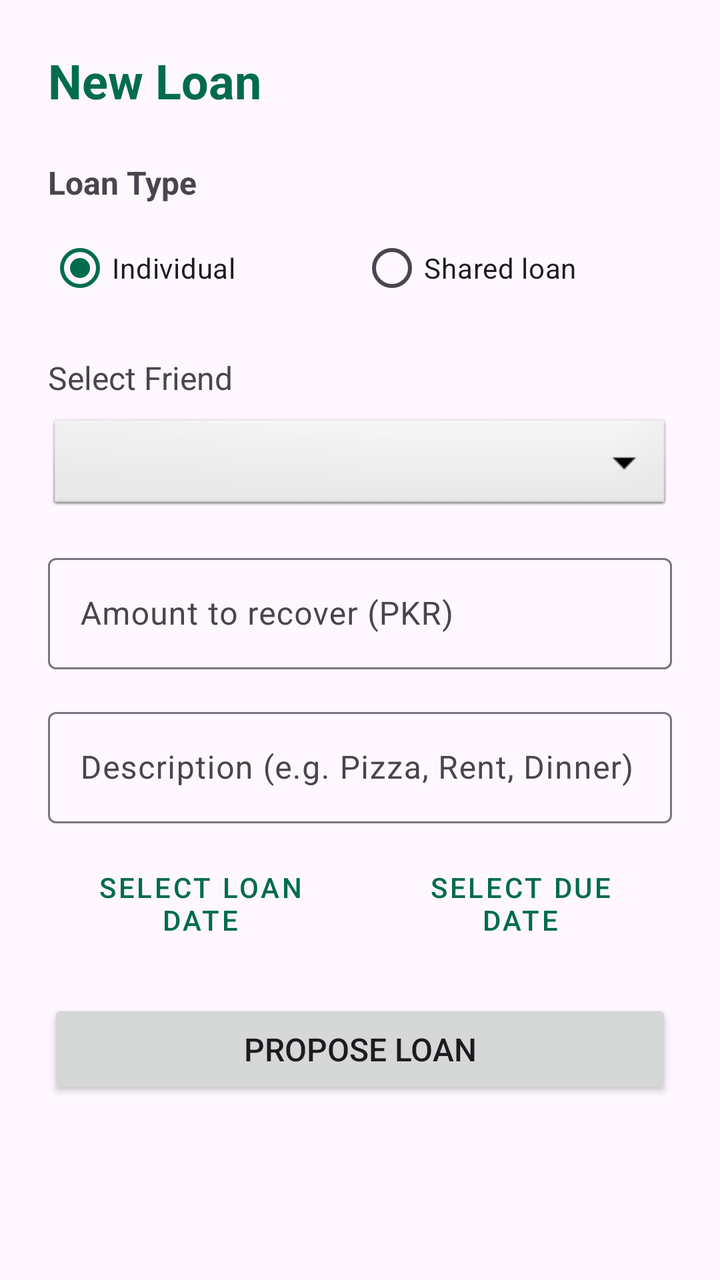
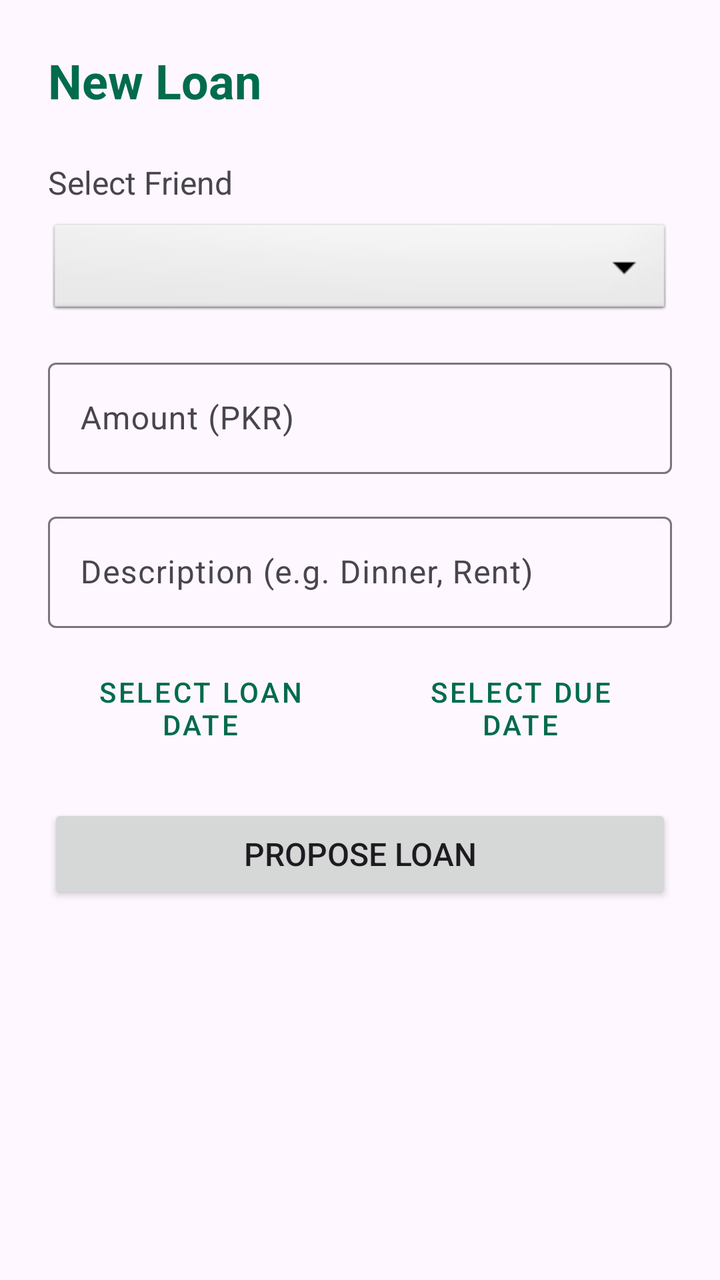

Screens rendered from an Android XML layout before and after an edit, with the pre-edit source and the edit as a unified diff.
<!-- AndroidManifest.xml: application theme Theme.QarzApp -->
<!-- res/layout/activity_add_loan.xml -->
<?xml version="1.0" encoding="utf-8"?>
<ScrollView xmlns:android="http://schemas.android.com/apk/res/android"
    xmlns:app="http://schemas.android.com/apk/res-auto"
    android:layout_width="match_parent"
    android:layout_height="match_parent"
    android:background="?attr/colorSurface">

    <LinearLayout
        android:layout_width="match_parent"
        android:layout_height="wrap_content"
        android:orientation="vertical"
        android:padding="24dp">

        <TextView
            android:layout_width="wrap_content"
            android:layout_height="wrap_content"
            android:text="New Loan"
            android:textSize="24sp"
            android:textStyle="bold"
            android:layout_marginBottom="24dp"
            android:textColor="?attr/colorPrimary"/>

        <TextView
            android:layout_width="wrap_content"
            android:layout_height="wrap_content"
            android:text="Loan Type"
            android:textSize="16sp"
            android:textStyle="bold"
            android:layout_marginBottom="8dp"/>

        <RadioGroup
            android:layout_width="match_parent"
            android:layout_height="wrap_content"
            android:orientation="horizontal"
            android:layout_marginBottom="20dp">

            <RadioButton
                android:id="@+id/rbIndividualLoan"
                android:layout_width="0dp"
                android:layout_height="wrap_content"
                android:layout_weight="1"
                android:checked="true"
                android:text="Individual" />

            <RadioButton
                android:id="@+id/rbSharedLoan"
                android:layout_width="0dp"
                android:layout_height="wrap_content"
                android:layout_weight="1"
                android:text="Shared loan" />
        </RadioGroup>

        <TextView
            android:id="@+id/tvFriendLabel"
            android:layout_width="wrap_content"
            android:layout_height="wrap_content"
            android:text="Select Friend"
            android:textSize="16sp"
            android:layout_marginBottom="8dp"/>

        <Spinner
            android:id="@+id/spinnerFriends"
            android:layout_width="match_parent"
            android:layout_height="50dp"
            android:layout_marginBottom="16dp"
            android:background="@android:drawable/btn_dropdown"/>

        <LinearLayout
            android:id="@+id/layoutSharedLoan"
            android:layout_width="match_parent"
            android:layout_height="wrap_content"
            android:orientation="vertical"
            android:visibility="gone"
            android:layout_marginBottom="16dp">

            <com.google.android.material.button.MaterialButton
                android:id="@+id/btnSelectSharedFriends"
                style="@style/Widget.MaterialComponents.Button.OutlinedButton"
                android:layout_width="match_parent"
                android:layout_height="wrap_content"
                android:text="Select friends for shared loan"
                app:icon="@android:drawable/ic_menu_agenda"
                app:iconGravity="textStart" />

            <TextView
                android:id="@+id/tvSharedSelectionSummary"
                android:layout_width="match_parent"
                android:layout_height="wrap_content"
                android:layout_marginTop="8dp"
                android:text="No friends selected yet."
                android:textColor="#666666"
                android:textSize="14sp" />

            <TextView
                android:id="@+id/tvSharedHint"
                android:layout_width="match_parent"
                android:layout_height="wrap_content"
                android:layout_marginTop="8dp"
                android:text="The amount you enter below will be divided equally across the selected friends."
                android:textColor="#666666"
                android:textSize="13sp" />
        </LinearLayout>

        <com.google.android.material.textfield.TextInputLayout
            android:layout_width="match_parent"
            android:layout_height="wrap_content"
            android:layout_marginBottom="16dp">
            <com.google.android.material.textfield.TextInputEditText
                android:id="@+id/etLoanAmount"
                android:layout_width="match_parent"
                android:layout_height="wrap_content"
                android:hint="Amount to recover (PKR)"
                android:inputType="numberDecimal"/>
        </com.google.android.material.textfield.TextInputLayout>

        <com.google.android.material.textfield.TextInputLayout
            android:layout_width="match_parent"
            android:layout_height="wrap_content"
            android:layout_marginBottom="16dp">
            <com.google.android.material.textfield.TextInputEditText
                android:id="@+id/etLoanDescription"
                android:layout_width="match_parent"
                android:layout_height="wrap_content"
                android:hint="Description (e.g. Pizza, Rent, Dinner)"
                android:inputType="text"/>
        </com.google.android.material.textfield.TextInputLayout>

        <LinearLayout
            android:layout_width="match_parent"
            android:layout_height="wrap_content"
            android:orientation="horizontal"
            android:weightSum="2"
            android:layout_marginBottom="24dp">

            <Button
                android:id="@+id/btnSelectLoanDate"
                style="@style/Widget.MaterialComponents.Button.OutlinedButton"
                android:layout_width="0dp"
                android:layout_height="wrap_content"
                android:layout_weight="1"
                android:layout_marginEnd="4dp"
                android:text="Select Loan Date" />

            <Button
                android:id="@+id/btnSelectDueDate"
                style="@style/Widget.MaterialComponents.Button.OutlinedButton"
                android:layout_width="0dp"
                android:layout_height="wrap_content"
                android:layout_weight="1"
                android:layout_marginStart="4dp"
                android:text="Select Due Date" />
        </LinearLayout>

        <Button
            android:id="@+id/btnSaveLoan"
            android:layout_width="match_parent"
            android:layout_height="50dp"
            android:text="Propose Loan"
            android:textSize="16sp"/>
    </LinearLayout>

</ScrollView>
<!-- resources referenced by this layout -->
<resources>
  <style name="Theme.QarzApp" parent="Base.Theme.QarzApp" />
  <style name="Base.Theme.QarzApp" parent="Theme.Material3.DayNight.NoActionBar">
          
          <item name="colorPrimary">@color/md_theme_primary</item>
          <item name="colorOnPrimary">@color/md_theme_onPrimary</item>
          <item name="colorSecondary">@color/md_theme_secondary</item>
          <item name="colorOnSecondary">@color/md_theme_onSecondary</item>
          <item name="android:windowBackground">@color/md_theme_background</item>
          <item name="android:statusBarColor">?attr/colorPrimary</item>
      </style>
  <color name="md_theme_primary">#006C4C</color>
  <color name="md_theme_onPrimary">#FFFFFF</color>
  <color name="md_theme_secondary">#4D6357</color>
  <color name="md_theme_onSecondary">#FFFFFF</color>
  <color name="md_theme_background">#FBFDF9</color>
</resources>

<!-- the commit's change to res/layout/activity_add_loan.xml (unified diff, before → after) -->
@@ -1,162 +1,89 @@
 <?xml version="1.0" encoding="utf-8"?>
-<ScrollView xmlns:android="http://schemas.android.com/apk/res/android"
-    xmlns:app="http://schemas.android.com/apk/res-auto"
+<LinearLayout xmlns:android="http://schemas.android.com/apk/res/android"
     android:layout_width="match_parent"
     android:layout_height="match_parent"
+    android:orientation="vertical"
+    android:padding="24dp"
     android:background="?attr/colorSurface">
+
+    <TextView
+        android:layout_width="wrap_content"
+        android:layout_height="wrap_content"
+        android:text="New Loan"
+        android:textSize="24sp"
+        android:textStyle="bold"
+        android:layout_marginBottom="24dp"
+        android:textColor="?attr/colorPrimary"/>
+
+    <TextView
+        android:layout_width="wrap_content"
+        android:layout_height="wrap_content"
+        android:text="Select Friend"
+        android:textSize="16sp"
+        android:layout_marginBottom="8dp"/>
+
+    <Spinner
+        android:id="@+id/spinnerFriends"
+        android:layout_width="match_parent"
+        android:layout_height="50dp"
+        android:layout_marginBottom="16dp"
+        android:background="@android:drawable/btn_dropdown"/>
+
+    <com.google.android.material.textfield.TextInputLayout
+        android:layout_width="match_parent"
+        android:layout_height="wrap_content"
+        android:layout_marginBottom="16dp">
+        <com.google.android.material.textfield.TextInputEditText
+            android:id="@+id/etLoanAmount"
+            android:layout_width="match_parent"
+            android:layout_height="wrap_content"
+            android:hint="Amount (PKR)"
+            android:inputType="numberDecimal"/>
+    </com.google.android.material.textfield.TextInputLayout>
+
+    <com.google.android.material.textfield.TextInputLayout
+        android:layout_width="match_parent"
+        android:layout_height="wrap_content"
+        android:layout_marginBottom="16dp">
+        <com.google.android.material.textfield.TextInputEditText
+            android:id="@+id/etLoanDescription"
+            android:layout_width="match_parent"
+            android:layout_height="wrap_content"
+            android:hint="Description (e.g. Dinner, Rent)"
+            android:inputType="text"/>
+    </com.google.android.material.textfield.TextInputLayout>
 
     <LinearLayout
         android:layout_width="match_parent"
         android:layout_height="wrap_content"
-        android:orientation="vertical"
-        android:padding="24dp">
-
-        <TextView
-            android:layout_width="wrap_content"
-            android:layout_height="wrap_content"
-            android:text="New Loan"
-            android:textSize="24sp"
-            android:textStyle="bold"
-            android:layout_marginBottom="24dp"
-            android:textColor="?attr/colorPrimary"/>
-
-        <TextView
-            android:layout_width="wrap_content"
-            android:layout_height="wrap_content"
-            android:text="Loan Type"
-            android:textSize="16sp"
-            android:textStyle="bold"
-            android:layout_marginBottom="8dp"/>
-
-        <RadioGroup
-            android:layout_width="match_parent"
-            android:layout_height="wrap_content"
-            android:orientation="horizontal"
-            android:layout_marginBottom="20dp">
-
-            <RadioButton
-                android:id="@+id/rbIndividualLoan"
-                android:layout_width="0dp"
-                android:layout_height="wrap_content"
-                android:layout_weight="1"
-                android:checked="true"
-                android:text="Individual" />
-
-            <RadioButton
-                android:id="@+id/rbSharedLoan"
-                android:layout_width="0dp"
-                android:layout_height="wrap_content"
-                android:layout_weight="1"
-                android:text="Shared loan" />
-        </RadioGroup>
-
-        <TextView
-            android:id="@+id/tvFriendLabel"
-            android:layout_width="wrap_content"
-            android:layout_height="wrap_content"
-            android:text="Select Friend"
-            android:textSize="16sp"
-            android:layout_marginBottom="8dp"/>
-
-        <Spinner
-            android:id="@+id/spinnerFriends"
-            android:layout_width="match_parent"
-            android:layout_height="50dp"
-            android:layout_marginBottom="16dp"
-            android:background="@android:drawable/btn_dropdown"/>
-
-        <LinearLayout
-            android:id="@+id/layoutSharedLoan"
-            android:layout_width="match_parent"
-            android:layout_height="wrap_content"
-            android:orientation="vertical"
-            android:visibility="gone"
-            android:layout_marginBottom="16dp">
-
-            <com.google.android.material.button.MaterialButton
-                android:id="@+id/btnSelectSharedFriends"
-                style="@style/Widget.MaterialComponents.Button.OutlinedButton"
-                android:layout_width="match_parent"
-                android:layout_height="wrap_content"
-                android:text="Select friends for shared loan"
-                app:icon="@android:drawable/ic_menu_agenda"
-                app:iconGravity="textStart" />
-
-            <TextView
-                android:id="@+id/tvSharedSelectionSummary"
-                android:layout_width="match_parent"
-                android:layout_height="wrap_content"
-                android:layout_marginTop="8dp"
-                android:text="No friends selected yet."
-                android:textColor="#666666"
-                android:textSize="14sp" />
-
-            <TextView
-                android:id="@+id/tvSharedHint"
-                android:layout_width="match_parent"
-                android:layout_height="wrap_content"
-                android:layout_marginTop="8dp"
-                android:text="The amount you enter below will be divided equally across the selected friends."
-                android:textColor="#666666"
-                android:textSize="13sp" />
-        </LinearLayout>
-
-        <com.google.android.material.textfield.TextInputLayout
-            android:layout_width="match_parent"
-            android:layout_height="wrap_content"
-            android:layout_marginBottom="16dp">
-            <com.google.android.material.textfield.TextInputEditText
-                android:id="@+id/etLoanAmount"
-                android:layout_width="match_parent"
-                android:layout_height="wrap_content"
-                android:hint="Amount to recover (PKR)"
-                android:inputType="numberDecimal"/>
-        </com.google.android.material.textfield.TextInputLayout>
-
-        <com.google.android.material.textfield.TextInputLayout
-            android:layout_width="match_parent"
-            android:layout_height="wrap_content"
-            android:layout_marginBottom="16dp">
-            <com.google.android.material.textfield.TextInputEditText
-                android:id="@+id/etLoanDescription"
-                android:layout_width="match_parent"
-                android:layout_height="wrap_content"
-                android:hint="Description (e.g. Pizza, Rent, Dinner)"
-                android:inputType="text"/>
-        </com.google.android.material.textfield.TextInputLayout>
-
-        <LinearLayout
-            android:layout_width="match_parent"
-            android:layout_height="wrap_content"
-            android:orientation="horizontal"
-            android:weightSum="2"
-            android:layout_marginBottom="24dp">
-
-            <Button
-                android:id="@+id/btnSelectLoanDate"
-                style="@style/Widget.MaterialComponents.Button.OutlinedButton"
-                android:layout_width="0dp"
-                android:layout_height="wrap_content"
-                android:layout_weight="1"
-                android:layout_marginEnd="4dp"
-                android:text="Select Loan Date" />
-
-            <Button
-                android:id="@+id/btnSelectDueDate"
-                style="@style/Widget.MaterialComponents.Button.OutlinedButton"
-                android:layout_width="0dp"
-                android:layout_height="wrap_content"
-                android:layout_weight="1"
-                android:layout_marginStart="4dp"
-                android:text="Select Due Date" />
-        </LinearLayout>
+        android:orientation="horizontal"
+        android:weightSum="2"
+        android:layout_marginBottom="24dp">
 
         <Button
-            android:id="@+id/btnSaveLoan"
-            android:layout_width="match_parent"
-            android:layout_height="50dp"
-            android:text="Propose Loan"
-            android:textSize="16sp"/>
+            android:id="@+id/btnSelectLoanDate"
+            android:layout_width="0dp"
+            android:layout_height="wrap_content"
+            android:layout_weight="1"
+            android:text="Select Loan Date"
+            android:layout_marginEnd="4dp"
+            style="@style/Widget.MaterialComponents.Button.OutlinedButton"/>
+
+        <Button
+            android:id="@+id/btnSelectDueDate"
+            android:layout_width="0dp"
+            android:layout_height="wrap_content"
+            android:layout_weight="1"
+            android:text="Select Due Date"
+            android:layout_marginStart="4dp"
+            style="@style/Widget.MaterialComponents.Button.OutlinedButton"/>
     </LinearLayout>
 
-</ScrollView>
+    <Button
+        android:id="@+id/btnSaveLoan"
+        android:layout_width="match_parent"
+        android:layout_height="50dp"
+        android:text="Propose Loan"
+        android:textSize="16sp"/>
+
+</LinearLayout>
